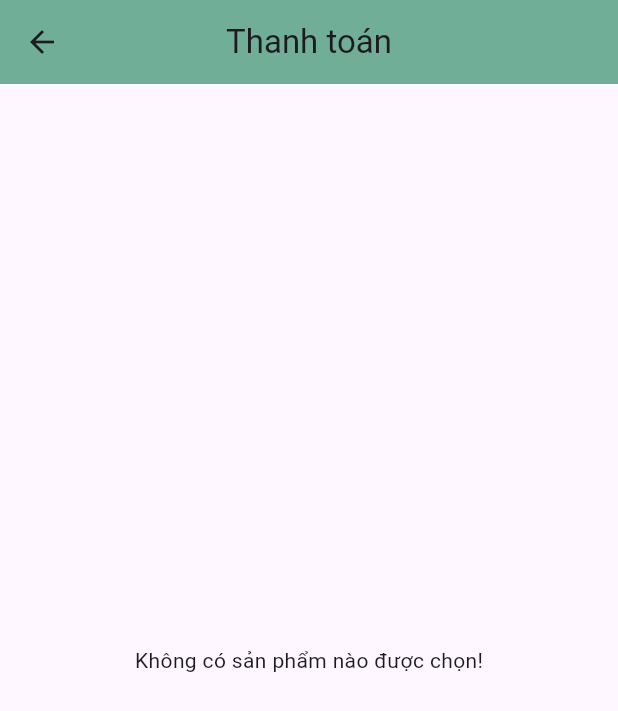
After one commit to nguyenthihuyhoang/cake_platform, a Flutter app: the CheckoutScreen screen opened directly, on a phone screen of 412 x 824 dp. The commit adds this screen. Shown: the top 711 px of the screen. Run offline on Flutter 3.47's test engine with Material 3 defaults, Android fonts, the phone set to English and light mode, and no system bars.

Commit message:
link frontend together by provider and a part checkout screen. screen: cart, home, checkout, product detail

```diff
--- /dev/null
+++ b/lib/providers/cart_provider.dart
@@ -0,0 +1,65 @@
+// lib/providers/cart_provider.dart
+import 'package:flutter/material.dart';
+import '../models/product.dart';
+
+class CartItem {
+  final Product product;
+  int quantity;
+  bool isSelected;
+
+  CartItem({required this.product, this.quantity = 1, this.isSelected = true});
+}
+
+class CartProvider with ChangeNotifier {
+  final List<CartItem> _items = [];
+
+  List<CartItem> get items => _items;
+
+  void addToCart(Product product) {
+    final index = _items.indexWhere((item) => item.product.id == product.id);
+    if (index >= 0) {
+      _items[index].quantity++;
+    } else {
+      _items.add(CartItem(product: product));
+    }
+    notifyListeners();
+  }
+
+  void removeFromCart(Product product) {
+    _items.removeWhere((item) => item.product.id == product.id);
+    notifyListeners();
+  }
+
+  void increaseQuantity(Product product) {
+    final index = _items.indexWhere((item) => item.product.id == product.id);
+    if (index >= 0) {
+      _items[index].quantity++;
+      notifyListeners();
+    }
+  }
+
+  void decreaseQuantity(Product product) {
+    final index = _items.indexWhere((item) => item.product.id == product.id);
+    if (index >= 0) {
+      if (_items[index].quantity > 1) {
+        _items[index].quantity--;
+      } else {
+        // Có thể xác nhận xóa hoặc chỉ giảm về 1
+        _items[index].quantity = 1;
+      }
+      notifyListeners();
+    }
+  }
+
+  void toggleSelect(Product product) {
+    final index = _items.indexWhere((item) => item.product.id == product.id);
+    if (index >= 0) {
+      _items[index].isSelected = !_items[index].isSelected;
+      notifyListeners();
+    }
+  }
+
+  double get totalSelectedPrice => _items
+      .where((item) => item.isSelected)
+      .fold(0, (sum, item) => sum + item.product.price * item.quantity);
+}
--- /dev/null
+++ b/lib/screens/checkout_screen.dart
@@ -0,0 +1,136 @@
+import 'package:flutter/material.dart';
+import 'package:provider/provider.dart';
+import '../providers/cart_provider.dart';
+
+class CheckoutScreen extends StatefulWidget {
+  @override
+  State<CheckoutScreen> createState() => _CheckoutScreenState();
+}
+
+class _CheckoutScreenState extends State<CheckoutScreen> {
+  final _formKey = GlobalKey<FormState>();
+  String name = '';
+  String phone = '';
+  String address = '';
+  String paymentMethod = 'COD';
+
+  @override
+  Widget build(BuildContext context) {
+    final cart = Provider.of<CartProvider>(context);
+    final selectedItems = cart.items.where((item) => item.isSelected).toList();
+
+    return Scaffold(
+      appBar: AppBar(
+        title: Text('Thanh toán'),
+        backgroundColor: Color(0xFF70AE98),
+        centerTitle: true,
+      ),
+      body:
+          selectedItems.isEmpty
+              ? Center(child: Text('Không có sản phẩm nào được chọn!'))
+              : Padding(
+                padding: const EdgeInsets.all(16.0),
+                child: Form(
+                  key: _formKey,
+                  child: ListView(
+                    children: [
+                      Text(
+                        'Sản phẩm:',
+                        style: TextStyle(fontWeight: FontWeight.bold),
+                      ),
+                      ...selectedItems.map(
+                        (item) => ListTile(
+                          title: Text(item.product.name),
+                          trailing: Text('x${item.quantity}'),
+                        ),
+                      ),
+                      Divider(),
+                      TextFormField(
+                        decoration: InputDecoration(
+                          labelText: 'Họ tên người nhận',
+                        ),
+                        validator:
+                            (value) =>
+                                value == null || value.isEmpty
+                                    ? 'Nhập họ tên'
+                                    : null,
+                        onSaved: (value) => name = value ?? '',
+                      ),
+                      TextFormField(
+                        decoration: InputDecoration(labelText: 'Số điện thoại'),
+                        keyboardType: TextInputType.phone,
+                        validator:
+                            (value) =>
+                                value == null || value.isEmpty
+                                    ? 'Nhập số điện thoại'
+                                    : null,
+                        onSaved: (value) => phone = value ?? '',
+                      ),
+                      TextFormField(
+                        decoration: InputDecoration(
+                          labelText: 'Địa chỉ giao hàng',
+                        ),
+                        validator:
+                            (value) =>
+                                value == null || value.isEmpty
+                                    ? 'Nhập địa chỉ'
+                                    : null,
+                        onSaved: (value) => address = value ?? '',
+                      ),
+                      SizedBox(height: 16),
+                      Text(
+                        'Phương thức thanh toán:',
+                        style: TextStyle(fontWeight: FontWeight.bold),
+                      ),
+                      DropdownButtonFormField<String>(
+                        value: paymentMethod,
+                        items: [
+                          DropdownMenuItem(
+                            value: 'COD',
+                            child: Text('Thanh toán khi nhận hàng'),
+                          ),
+                          DropdownMenuItem(
+                            value: 'Bank',
+                            child: Text('Chuyển khoản ngân hàng'),
+                          ),
+                          DropdownMenuItem(
+                            value: 'Momo',
+                            child: Text('Ví Momo'),
+                          ),
+                        ],
+                        onChanged:
+                            (value) =>
+                                setState(() => paymentMethod = value ?? 'COD'),
+                      ),
+                      SizedBox(height: 24),
+                      ElevatedButton(
+                        style: ElevatedButton.styleFrom(
+                          backgroundColor: Color(0xFFF0A35E),
+                          foregroundColor: Colors.white,
+                          padding: EdgeInsets.symmetric(vertical: 16),
+                          shape: RoundedRectangleBorder(
+                            borderRadius: BorderRadius.circular(16),
+                          ),
+                        ),
+                        onPressed: () {
+                          if (_formKey.currentState!.validate()) {
+                            _formKey.currentState!.save();
+                            // TODO: Lưu đơn hàng vào database hoặc mock list
+                            ScaffoldMessenger.of(context).showSnackBar(
+                              SnackBar(content: Text('Đặt hàng thành công!')),
+                            );
+                            Navigator.pop(context); // Quay lại màn hình trước
+                          }
+                        },
+                        child: Text(
+                          'Xác nhận đặt hàng',
+                          style: TextStyle(fontSize: 18),
+                        ),
+                      ),
+                    ],
+                  ),
+                ),
+              ),
+    );
+  }
+}
--- a/lib/screens/product_detail_screen.dart
+++ b/lib/screens/product_detail_screen.dart
@@ -1,3 +1,5 @@
+import 'package:provider/provider.dart';
+import 'package:cake_platform/providers/cart_provider.dart';
 import 'package:flutter/material.dart';
 import '../models/product.dart';
 
@@ -130,6 +132,7 @@ class _ProductDetailScreenState extends State<ProductDetailScreen> {
                       ),
                       onPressed: () {
                         // TODO: Thêm vào giỏ hàng
+                        Provider.of<CartProvider>(context, listen: false).addToCart(product);
                         ScaffoldMessenger.of(context).showSnackBar(
                           SnackBar(content: Text('Đã thêm vào giỏ hàng!')),
                         );
--- a/pubspec.yaml
+++ b/pubspec.yaml
@@ -38,6 +38,7 @@ dependencies:
 dev_dependencies:
   flutter_test:
     sdk: flutter
+  provider: ^6.1.5
 
   # The "flutter_lints" package below contains a set of recommended lints to
   # encourage good coding practices. The lint set provided by the package is
```
Also changed, not shown: lib/main.dart (+8 -1 lines), lib/screens/cart_screen.dart (+93 -56 lines), pubspec.lock.
